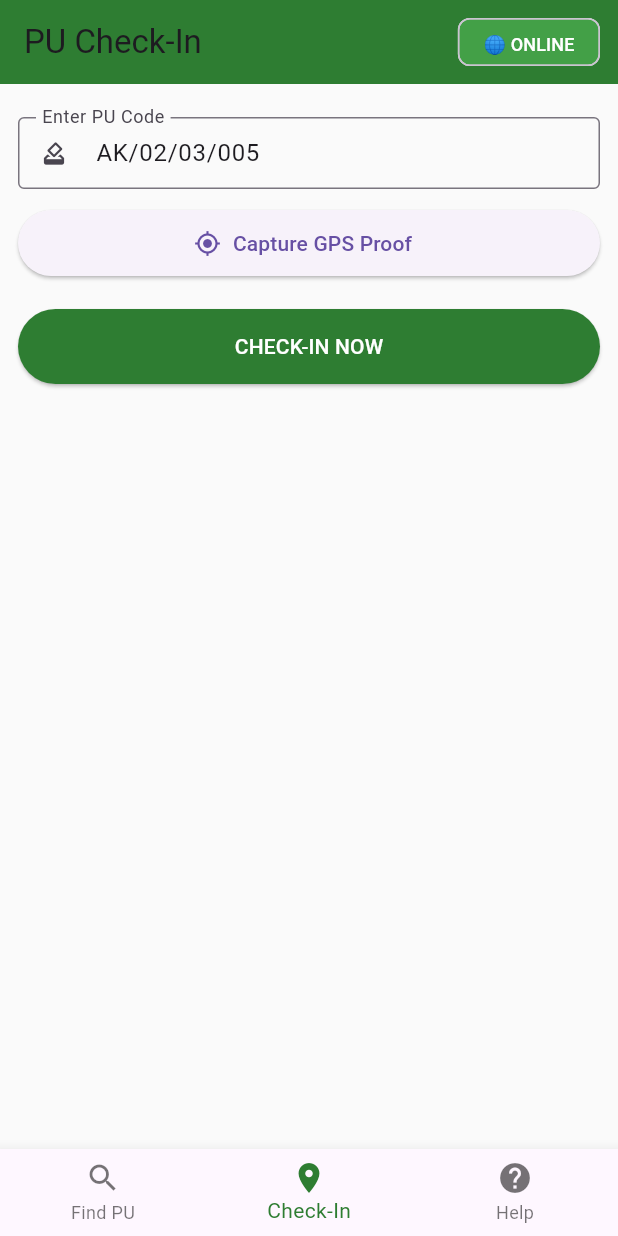
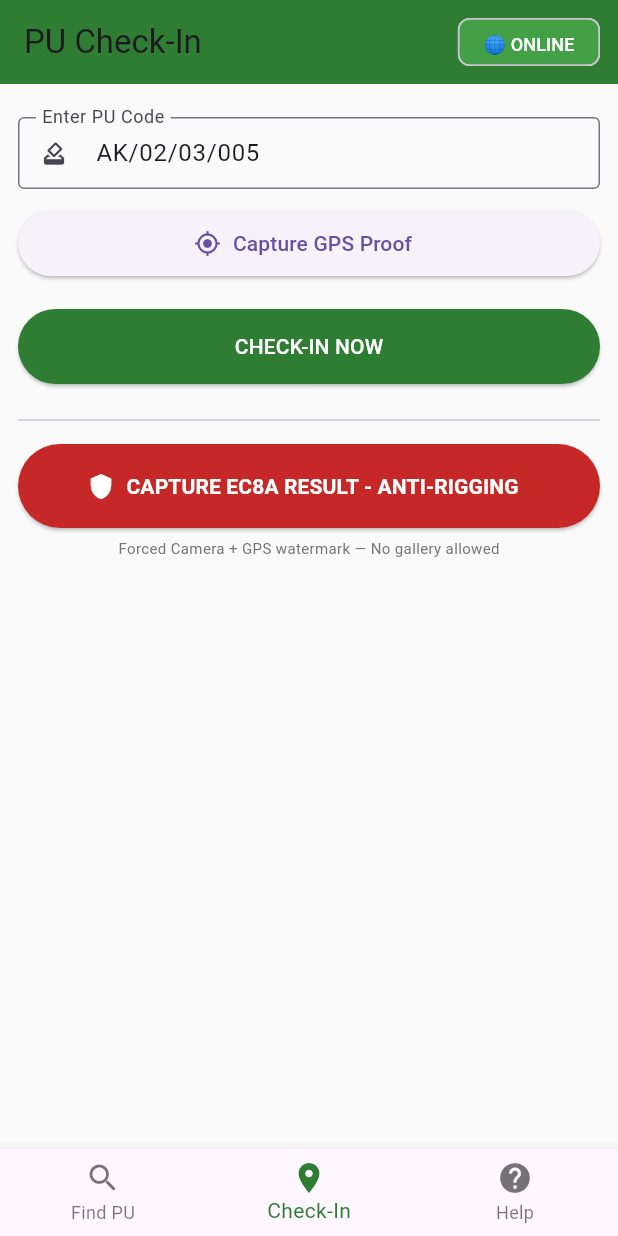
Before and after one commit to Emma-123-maker/pu-watch, a Flutter app: the screen it shows after launch, item 2 of the bottom bar chosen, on a phone screen of 412 x 824 dp. Run offline on Flutter 3.47's test engine with Material 3 defaults, Android fonts, the phone set to English and light mode, and no system bars; our stand-ins replace connectivity_plus, flutter_map, geolocator, hive_flutter, image_picker, latlong2; accounts and stored records are empty.

Commit message:
Implement anti-rigging EC8A capture button
Added EC8A capture functionality for anti-rigging.

```diff
--- a/pu-watch/lib/screens/check_in_screen.dart
+++ b/pu-watch/lib/screens/check_in_screen.dart
@@ -4,6 +4,7 @@ import 'package:connectivity_plus/connectivity_plus.dart';
 import 'package:hive_flutter/hive_flutter.dart';
 import 'package:flutter_map/flutter_map.dart';
 import 'package:latlong2/latlong.dart';
+import 'ec8a_capture_screen.dart'; // <-- ADDED FOR ANTI-RIGGING
 
 class CheckInScreen extends StatefulWidget {
   final String initialCode;
@@ -82,7 +83,7 @@ class _CheckInScreenState extends State<CheckInScreen> {
       if (perm == LocationPermission.denied) {
         perm = await Geolocator.requestPermission();
       }
-      if (perm== LocationPermission.denied || perm== LocationPermission.deniedForever) {
+      if (perm == LocationPermission.denied || perm == LocationPermission.deniedForever) {
         ScaffoldMessenger.of(context).showSnackBar(SnackBar(content: Text('❌ Location permission denied. Go to App Info -> Permissions -> Allow Location'), backgroundColor: Colors.red[700]));
         setState(() => isLoadingGps = false);
         return;
@@ -174,7 +175,7 @@ class _CheckInScreenState extends State<CheckInScreen> {
               Container(
                 padding: EdgeInsets.all(10),
                 decoration: BoxDecoration(color: Colors.orange[100], borderRadius: BorderRadius.circular(8)),
-                child: Row(children: [Icon(Icons.wifi_off, color: Colors.orange[800]), SizedBox(width: 8), Expanded(child: Text('Offline Mode — $pendingCount pending', style: TextStyle(fontSize:12)))]),
+                child: Row(children: [Icon(Icons.wifi_off, color: Colors.orange[800]), SizedBox(width: 8), Expanded(child: Text('Offline Mode — $pendingCount pending', style: TextStyle(fontSize: 12)))]),
               ),
             SizedBox(height: 10),
             TextField(
@@ -183,22 +184,21 @@ class _CheckInScreenState extends State<CheckInScreen> {
               onChanged: (v) => puCode = v,
             ),
             if (widget.initialCode.isNotEmpty)
-              Padding(padding: EdgeInsets.only(top:6), child: Text("✅ Auto-filled: ${widget.initialCode}", style: TextStyle(color: Colors.green[800], fontWeight: FontWeight.bold, fontSize:11))),
+              Padding(padding: EdgeInsets.only(top: 6), child: Text("✅ Auto-filled: ${widget.initialCode}", style: TextStyle(color: Colors.green[800], fontWeight: FontWeight.bold, fontSize: 11))),
             SizedBox(height: 12),
             ElevatedButton.icon(
-              onPressed: isLoadingGps? null : getLocation,
-              icon: isLoadingGps? SizedBox(width:16,height:16,child:CircularProgressIndicator(strokeWidth:2)) : Icon(Icons.gps_fixed),
-              label: Text(isLoadingGps? "Searching GPS..." : "Capture GPS Proof"),
-              style: ElevatedButton.styleFrom(minimumSize: Size(double.infinity, 44))
-            ),
+                onPressed: isLoadingGps? null : getLocation,
+                icon: isLoadingGps? SizedBox(width: 16, height: 16, child: CircularProgressIndicator(strokeWidth: 2)) : Icon(Icons.gps_fixed),
+                label: Text(isLoadingGps? "Searching GPS..." : "Capture GPS Proof"),
+                style: ElevatedButton.styleFrom(minimumSize: Size(double.infinity, 44))),
             if (_lastPos!= null)...[
               SizedBox(height: 12),
               Container(
                 padding: EdgeInsets.all(10),
                 decoration: BoxDecoration(color: Colors.green[50], border: Border.all(color: Colors.green), borderRadius: BorderRadius.circular(8)),
                 child: Column(crossAxisAlignment: CrossAxisAlignment.start, children: [
-                  Text("📍 $gpsText", style: TextStyle(fontWeight: FontWeight.bold, fontSize:13)),
-                  Text("⏰ ${DateTime.now().toString().substring(0,19)}\n✅ PU: $puCode", style: TextStyle(fontSize:12)),
+                  Text("📍 $gpsText", style: TextStyle(fontWeight: FontWeight.bold, fontSize: 13)),
+                  Text("⏰ ${DateTime.now().toString().substring(0, 19)}\n✅ PU: $puCode", style: TextStyle(fontSize: 12)),
                 ]),
               ),
               SizedBox(height: 10),
@@ -221,7 +221,7 @@ class _CheckInScreenState extends State<CheckInScreen> {
                 ),
               ),
               SizedBox(height: 6),
-              Text(_lastPos!.accuracy < 30? "✅ Good accuracy - Verified at PU" : "⚠️ Move outside for better GPS (accuracy ${_lastPos!.accuracy.toStringAsFixed(0)}m)", style: TextStyle(fontSize:11, color: _lastPos!.accuracy < 30? Colors.green[800] : Colors.orange[800])),
+              Text(_lastPos!.accuracy < 30? "✅ Good accuracy - Verified at PU" : "⚠️ Move outside for better GPS (accuracy ${_lastPos!.accuracy.toStringAsFixed(0)}m)", style: TextStyle(fontSize: 11, color: _lastPos!.accuracy < 30? Colors.green[800] : Colors.orange[800])),
             ],
             SizedBox(height: 20),
             ElevatedButton(
@@ -229,7 +229,33 @@ class _CheckInScreenState extends State<CheckInScreen> {
               onPressed: submitCheckIn,
               child: Text(isOffline? "SAVE OFFLINE CHECK-IN" : "CHECK-IN NOW", style: TextStyle(color: Colors.white)),
             ),
-            if (pendingCount > 0) TextButton(onPressed: syncPending, child: Text("🔄 Sync $pendingCount pending now", style: TextStyle(fontSize:12))),
+            if (pendingCount > 0) TextButton(onPressed: syncPending, child: Text("🔄 Sync $pendingCount pending now", style: TextStyle(fontSize: 12))),
+
+            // === ANTI-RIGGING EC8A BUTTON ===
+            SizedBox(height: 16),
+            Divider(),
+            SizedBox(height: 8),
+            ElevatedButton.icon(
+              style: ElevatedButton.styleFrom(backgroundColor: Colors.red[800], minimumSize: Size(double.infinity, 56)),
+              icon: Icon(Icons.shield, color: Colors.white),
+              label: Text("CAPTURE EC8A RESULT - ANTI-RIGGING", style: TextStyle(color: Colors.white, fontWeight: FontWeight.bold)),
+              onPressed: () {
+                if (puCode.isEmpty) {
+                  ScaffoldMessenger.of(context).showSnackBar(SnackBar(content: Text("Enter PU Code first")));
+                  return;
+                }
+                if (_lastPos == null) {
+                  ScaffoldMessenger.of(context).showSnackBar(SnackBar(content: Text("Capture GPS first to prove you are at PU")));
+                  return;
+                }
+                Navigator.push(
+                  context,
+                  MaterialPageRoute(builder: (_) => EC8ACaptureScreen(puCode: puCode)),
+                );
+              },
+            ),
+            SizedBox(height: 6),
+            Text("Forced Camera + GPS watermark — No gallery allowed", style: TextStyle(fontSize: 10, color: Colors.grey[600])),
           ],
         ),
       ),
```
